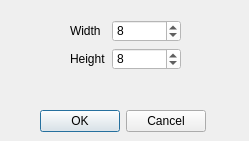
The window that superboucle/new_song_ui.ui (zigmhount/SpinTool_zig) describes before a commit, drawn with Qt 5.
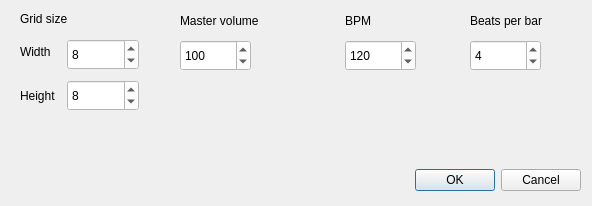
The same window after the commit.

Diff of the .ui file:
```diff
--- a/superboucle/new_song_ui.ui
+++ b/superboucle/new_song_ui.ui
@@ -9,8 +9,8 @@
    <rect>
     <x>0</x>
     <y>0</y>
-    <width>249</width>
-    <height>141</height>
+    <width>592</width>
+    <height>206</height>
    </rect>
   </property>
   <property name="windowTitle">
@@ -19,10 +19,10 @@
   <widget class="QDialogButtonBox" name="buttonBox">
    <property name="geometry">
     <rect>
-     <x>40</x>
-     <y>110</y>
-     <width>166</width>
-     <height>23</height>
+     <x>10</x>
+     <y>160</y>
+     <width>571</width>
+     <height>41</height>
     </rect>
    </property>
    <property name="orientation">
@@ -32,18 +32,115 @@
     <set>QDialogButtonBox::Cancel|QDialogButtonBox::Ok</set>
    </property>
   </widget>
-  <widget class="QWidget" name="formLayoutWidget">
+  <widget class="QLabel" name="labelGridSize">
    <property name="geometry">
     <rect>
-     <x>70</x>
-     <y>20</y>
+     <x>20</x>
+     <y>10</y>
+     <width>121</width>
+     <height>18</height>
+    </rect>
+   </property>
+   <property name="styleSheet">
+    <string notr="true">color: rgb(0, 0, 0);
+font: bold 10pt &quot;Noto Sans&quot;;</string>
+   </property>
+   <property name="text">
+    <string>Grid size</string>
+   </property>
+  </widget>
+  <widget class="QLabel" name="labelMasterVolume">
+   <property name="geometry">
+    <rect>
+     <x>180</x>
+     <y>10</y>
      <width>111</width>
-     <height>64</height>
+     <height>21</height>
     </rect>
    </property>
-   <layout class="QFormLayout" name="formLayout">
-    <item row="0" column="0">
+   <property name="styleSheet">
+    <string notr="true">color: rgb(0, 0, 0);
+font: bold 10pt &quot;Noto Sans&quot;;</string>
+   </property>
+   <property name="text">
+    <string>Master volume</string>
+   </property>
+  </widget>
+  <widget class="QSpinBox" name="spinMasterVolume">
+   <property name="geometry">
+    <rect>
+     <x>180</x>
+     <y>40</y>
+     <width>71</width>
+     <height>31</height>
+    </rect>
+   </property>
+   <property name="styleSheet">
+    <string notr="true">color: rgb(0, 0, 0);
+background-color: rgb(255, 255, 255);
+font: 9pt &quot;Noto Sans&quot;;</string>
+   </property>
+   <property name="minimum">
+    <number>0</number>
+   </property>
+   <property name="maximum">
+    <number>200</number>
+   </property>
+   <property name="value">
+    <number>100</number>
+   </property>
+  </widget>
+  <widget class="QSpinBox" name="heightSpinBox">
+   <property name="geometry">
+    <rect>
+     <x>67</x>
+     <y>80</y>
+     <width>72</width>
+     <height>31</height>
+    </rect>
+   </property>
+   <property name="styleSheet">
+    <string notr="true">color: rgb(0, 0, 0);
+background-color: rgb(255, 255, 255);
+font: 9pt &quot;Noto Sans&quot;;</string>
+   </property>
+   <property name="maximum">
+    <number>16</number>
+   </property>
+   <property name="value">
+    <number>8</number>
+   </property>
+  </widget>
+  <widget class="QSpinBox" name="widthSpinBox">
+   <property name="geometry">
+    <rect>
+     <x>67</x>
+     <y>39</y>
+     <width>72</width>
+     <height>31</height>
+    </rect>
+   </property>
+   <property name="styleSheet">
+    <string notr="true">color: rgb(0, 0, 0);
+background-color: rgb(255, 255, 255);
+font: 9pt &quot;Noto Sans&quot;;</string>
+   </property>
+   <property name="maximum">
+    <number>16</number>
+   </property>
+   <property name="value">
+    <number>8</number>
+   </property>
+  </widget>
      <widget class="QLabel" name="label">
+   <property name="geometry">
+    <rect>
+     <x>20</x>
+     <y>39</y>
+     <width>37</width>
+     <height>25</height>
+    </rect>
+   </property>
       <property name="styleSheet">
        <string notr="true">color: rgb(0, 0, 0);</string>
       </property>
@@ -51,9 +148,15 @@
        <string>Width</string>
       </property>
      </widget>
-    </item>
-    <item row="1" column="0">
      <widget class="QLabel" name="label_2">
+   <property name="geometry">
+    <rect>
+     <x>20</x>
+     <y>80</y>
+     <width>41</width>
+     <height>31</height>
+    </rect>
+   </property>
       <property name="styleSheet">
        <string notr="true">color: rgb(0, 0, 0);</string>
       </property>
@@ -61,36 +164,87 @@
        <string>Height</string>
       </property>
      </widget>
-    </item>
-    <item row="0" column="1">
-     <widget class="QSpinBox" name="widthSpinBox">
+  <widget class="QLabel" name="labelBeats">
+   <property name="geometry">
+    <rect>
+     <x>470</x>
+     <y>10</y>
+     <width>101</width>
+     <height>21</height>
+    </rect>
+   </property>
       <property name="styleSheet">
        <string notr="true">color: rgb(0, 0, 0);
-background-color: rgb(255, 255, 255);</string>
-      </property>
+font: bold 10pt &quot;Noto Sans&quot;;</string>
+   </property>
+   <property name="text">
+    <string>Beats per bar</string>
+   </property>
+  </widget>
+  <widget class="QSpinBox" name="spinBeats">
+   <property name="geometry">
+    <rect>
+     <x>470</x>
+     <y>40</y>
+     <width>71</width>
+     <height>31</height>
+    </rect>
+   </property>
+   <property name="styleSheet">
+    <string notr="true">color: rgb(0, 0, 0);
+background-color: rgb(255, 255, 255);
+font: 9pt &quot;Noto Sans&quot;;</string>
+   </property>
+   <property name="minimum">
+    <number>1</number>
+   </property>
       <property name="maximum">
-       <number>16</number>
+    <number>99</number>
       </property>
       <property name="value">
-       <number>8</number>
-      </property>
-     </widget>
-    </item>
-    <item row="1" column="1">
-     <widget class="QSpinBox" name="heightSpinBox">
+    <number>4</number>
+   </property>
+  </widget>
+  <widget class="QSpinBox" name="spinBPM">
+   <property name="geometry">
+    <rect>
+     <x>345</x>
+     <y>40</y>
+     <width>71</width>
+     <height>31</height>
+    </rect>
+   </property>
       <property name="styleSheet">
        <string notr="true">color: rgb(0, 0, 0);
-background-color: rgb(255, 255, 255);</string>
-      </property>
+background-color: rgb(255, 255, 255);
+font: 9pt &quot;Noto Sans&quot;;</string>
+   </property>
+   <property name="minimum">
+    <number>1</number>
+   </property>
       <property name="maximum">
-       <number>16</number>
+    <number>260</number>
       </property>
       <property name="value">
-       <number>8</number>
-      </property>
-     </widget>
-    </item>
-   </layout>
+    <number>120</number>
+   </property>
+  </widget>
+  <widget class="QLabel" name="labelBPM">
+   <property name="geometry">
+    <rect>
+     <x>345</x>
+     <y>10</y>
+     <width>41</width>
+     <height>21</height>
+    </rect>
+   </property>
+   <property name="styleSheet">
+    <string notr="true">color: rgb(0, 0, 0);
+font: bold 10pt &quot;Noto Sans&quot;;</string>
+   </property>
+   <property name="text">
+    <string>BPM</string>
+   </property>
   </widget>
  </widget>
  <resources/>
```
Left out of the diff: 6 changed lines with no effect on the pictures. Lines whose indentation alone changed are shown as unchanged.
